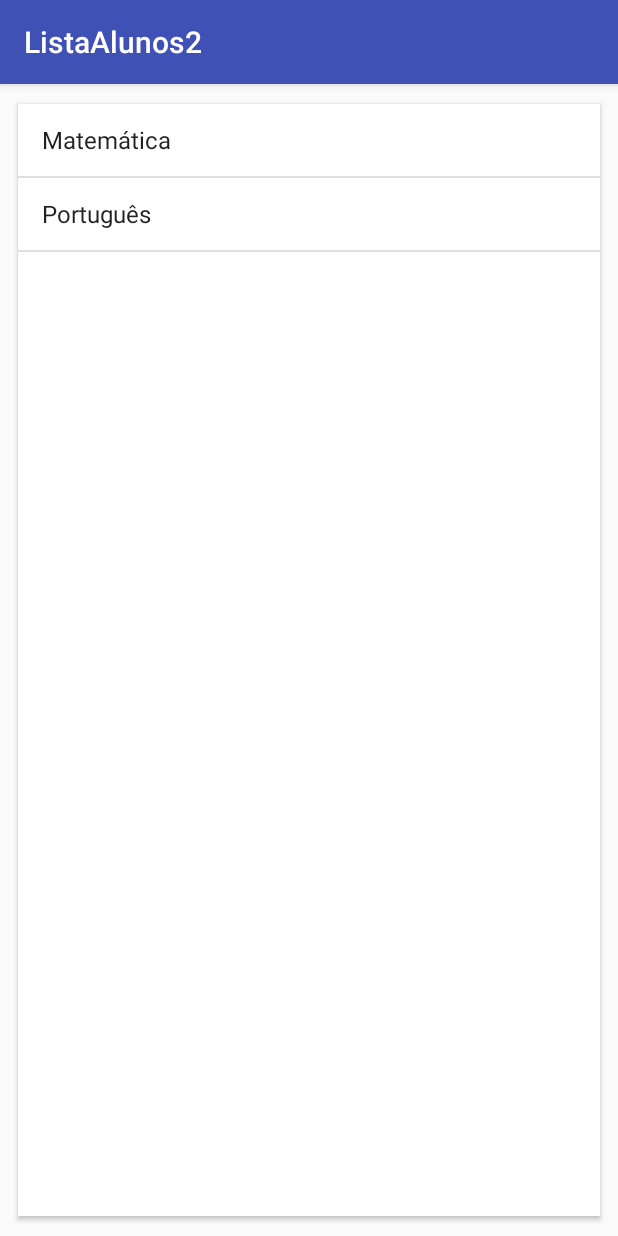
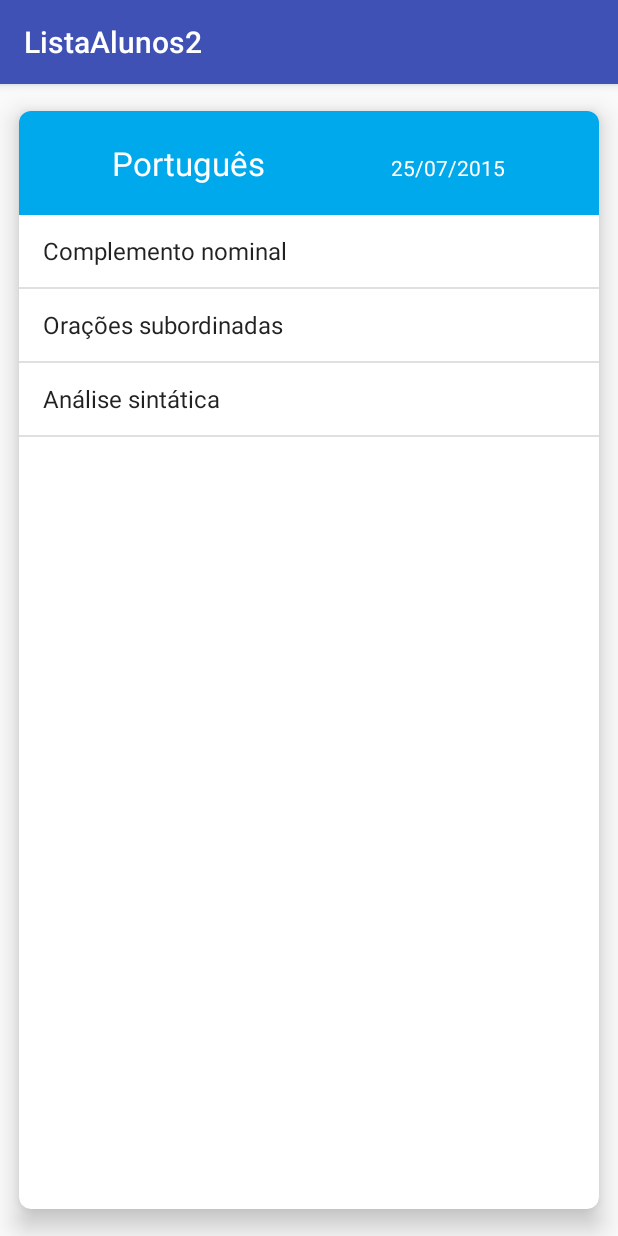
Before and after one commit to sebagou/curso, an Android app: the ListaProvasFragment screen opened directly, with no data from a screen before it, after a tap on "Português", on a phone screen of 412 x 824 dp. Run offline under Robolectric (Android 15) with nearby library versions, the phone set to English and light mode, and no system bars; network calls fail.

Commit message:
versao 10/11 periodo manha

```diff
--- a/app/src/main/java/com/example/android7164/listaalunos2/activity/ProvasActivity.java
+++ b/app/src/main/java/com/example/android7164/listaalunos2/activity/ProvasActivity.java
@@ -2,11 +2,14 @@ package com.example.android7164.listaalunos2.activity;
 
 
 import android.os.Bundle;
+import android.support.v4.app.FragmentManager;
 import android.support.v4.app.FragmentTransaction;
 import android.support.v7.app.AppCompatActivity;
 
 import com.example.android7164.listaalunos2.R;
+import com.example.android7164.listaalunos2.fragment.DetalheProvaFragment;
 import com.example.android7164.listaalunos2.fragment.ListaProvasFragment;
+import com.example.android7164.listaalunos2.model.Prova;
 
 /**
  * Created by android7164 on 10/11/17.
@@ -17,16 +20,49 @@ public class ProvasActivity extends AppCompatActivity{
     @Override
     public void onCreate(Bundle savedInstance){
         super.onCreate(savedInstance);
-
         setContentView(R.layout.activity_provas);
 
         FragmentTransaction transaction = getSupportFragmentManager().beginTransaction();
 
-        transaction.replace(R.id.provas_view, new ListaProvasFragment());
+        if(isLand()) {
+            transaction
+                    .replace(R.id.provas_lista, new ListaProvasFragment())
+                    .replace(R.id.provas_detalhes, new DetalheProvaFragment());
+        }
+         else{
+            transaction.replace(R.id.provas_view, new ListaProvasFragment());
+        }
 
         transaction.commit();
 
     }
 
+    private boolean isLand(){
+        return getResources().getBoolean(R.bool.isLand);
+    }
+
+    public void selecionaProva(Prova prova){
+
+        FragmentManager manager = getSupportFragmentManager();
+
+        if(isLand()) {
+            DetalheProvaFragment detalhesProva = (DetalheProvaFragment) manager.findFragmentById(R.id.provas_detalhes);
+            detalhesProva.populaCamposComDados(prova);
+        }
+        else{
+            Bundle argument = new Bundle();
+            argument.putSerializable("prova", prova);
+
+            DetalheProvaFragment detalhesProva = new DetalheProvaFragment();
+            detalhesProva.setArguments(argument);
+
+            FragmentTransaction transaction = manager.beginTransaction();
+            transaction.replace(R.id.provas_view, detalhesProva);
+
+            transaction.addToBackStack(null);
+
+            transaction.commit();
+        }
+    }
 
 }
--- /dev/null
+++ b/app/src/main/java/com/example/android7164/listaalunos2/fragment/DetalheProvaFragment.java
@@ -0,0 +1,63 @@
+package com.example.android7164.listaalunos2.fragment;
+
+
+import android.os.Bundle;
+import android.support.v4.app.Fragment;
+import android.view.LayoutInflater;
+import android.view.View;
+import android.view.ViewGroup;
+import android.widget.ArrayAdapter;
+import android.widget.ListView;
+import android.widget.TextView;
+
+import com.example.android7164.listaalunos2.R;
+import com.example.android7164.listaalunos2.model.Prova;
+
+/**
+ * Created by android7164 on 10/11/17.
+ */
+
+public class DetalheProvaFragment extends Fragment {
+    private TextView materia;
+    private TextView data;
+    private ListView topicos;
+
+    private Prova prova;
+
+    @Override
+    public View onCreateView(LayoutInflater inflater, ViewGroup container, Bundle savedInstance){
+
+        View layout = inflater.inflate(R.layout.fragment_detalhes_prova, container,false);
+
+        if (getArguments() != null) {
+            this.prova = (Prova) getArguments().getSerializable("prova");
+        }
+        buscaComponentes(layout);
+        populaCamposComDados(this.prova);
+
+
+        return layout;
+
+    }
+
+    private void buscaComponentes(View layout){
+
+        this.materia = (TextView) layout.findViewById(R.id.detalhe_prova_materia);
+        this.data = (TextView) layout.findViewById(R.id.detalhe_prova_data);
+        this.topicos = (ListView) layout.findViewById(R.id.detalhe_prova_topicos);
+
+    }
+
+    public void populaCamposComDados (Prova prova){
+
+        if(prova!=null){
+            this.materia.setText(prova.getMateria());
+            this.data.setText(prova.getData());
+
+            ArrayAdapter<String> adapter = new ArrayAdapter<String>(getActivity(),
+                    android.R.layout.simple_list_item_1, prova.getTopicos());
+            this.topicos.setAdapter(adapter);
+
+        }
+    }
+}
--- a/app/src/main/java/com/example/android7164/listaalunos2/fragment/ListaProvasFragment.java
+++ b/app/src/main/java/com/example/android7164/listaalunos2/fragment/ListaProvasFragment.java
@@ -12,6 +12,7 @@ import android.widget.ListView;
 import android.widget.Toast;
 
 import com.example.android7164.listaalunos2.R;
+import com.example.android7164.listaalunos2.activity.ProvasActivity;
 import com.example.android7164.listaalunos2.model.Prova;
 
 import java.util.Arrays;
@@ -48,8 +49,10 @@ public class ListaProvasFragment extends Fragment {
             public void onItemClick(AdapterView<?> adapter, View view, int posicao, long id) {
 
                 Prova selecionada = (Prova) adapter.getItemAtPosition(posicao);
+                Toast.makeText(getActivity(),"Prova: "+ selecionada, Toast.LENGTH_SHORT).show();
 
-                Toast.makeText(getActivity(),"Prova: "+ selecionada, Toast.LENGTH_SHORT).show();
+                ProvasActivity calendarioProvas = (ProvasActivity) getActivity();
+                calendarioProvas.selecionaProva(selecionada);
 
             }
         });
--- /dev/null
+++ b/app/src/main/res/layout-land/activity_provas.xml
@@ -0,0 +1,21 @@
+<?xml version="1.0" encoding="utf-8"?>
+<LinearLayout xmlns:android="http://schemas.android.com/apk/res/android"
+    android:orientation="horizontal"
+    android:layout_width="match_parent"
+    android:layout_height="match_parent">
+
+    <FrameLayout
+        android:layout_width="0dp"
+        android:layout_height="match_parent"
+        android:id="@+id/provas_lista"
+        android:layout_weight="1"
+        />
+
+    <FrameLayout
+        android:layout_width="0dp"
+        android:layout_height="match_parent"
+        android:id="@+id/provas_detalhes"
+        android:layout_weight="2"
+        />
+
+</LinearLayout>
--- /dev/null
+++ b/app/src/main/res/layout/fragment_detalhes_prova.xml
@@ -0,0 +1,46 @@
+<?xml version="1.0" encoding="utf-8"?>
+<android.support.v7.widget.CardView
+    xmlns:android="http://schemas.android.com/apk/res/android"
+    xmlns:card_view="http://schemas.android.com/apk/res-auto"
+    android:layout_width="match_parent"
+    android:layout_height="match_parent"
+    android:layout_gravity="center"
+    card_view:cardCornerRadius="8dp"
+    card_view:cardElevation="10dp"
+    card_view:cardUseCompatPadding="true">
+
+    <TableLayout
+        android:layout_width="match_parent"
+        android:layout_height="match_parent">
+
+        <TableRow
+            android:background="#00A8EC"
+            android:padding="20dp">
+
+            <TextView
+                android:id="@+id/detalhe_prova_materia"
+                android:layout_width="match_parent"
+                android:layout_height="wrap_content"
+                android:layout_weight="1"
+                android:gravity="center"
+                android:textColor="#FFF"
+                android:textSize="22sp" />
+
+            <TextView
+                android:id="@+id/detalhe_prova_data"
+                android:layout_width="match_parent"
+                android:layout_height="wrap_content"
+                android:layout_weight="1"
+                android:gravity="center"
+                android:textColor="#FFF" />
+
+        </TableRow>
+
+        <ListView
+            android:id="@+id/detalhe_prova_topicos"
+            android:layout_width="match_parent"
+            android:layout_height="match_parent" />
+
+    </TableLayout>
+
+</android.support.v7.widget.CardView>
--- /dev/null
+++ b/app/src/main/res/values-land/bools.xml
@@ -0,0 +1,4 @@
+<?xml version="1.0" encoding="utf-8"?>
+<resources>
+    <bool name="isLand">true</bool>
+</resources>
--- /dev/null
+++ b/app/src/main/res/values/bools.xml
@@ -0,0 +1,4 @@
+<?xml version="1.0" encoding="utf-8"?>
+<resources>
+    <bool name="isLand">false</bool>
+</resources>
```
